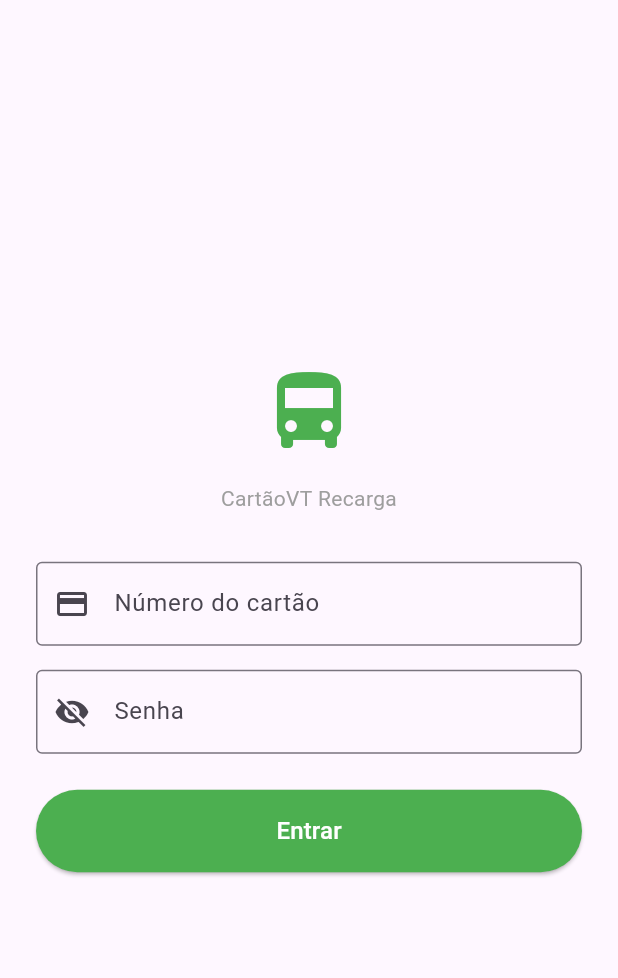
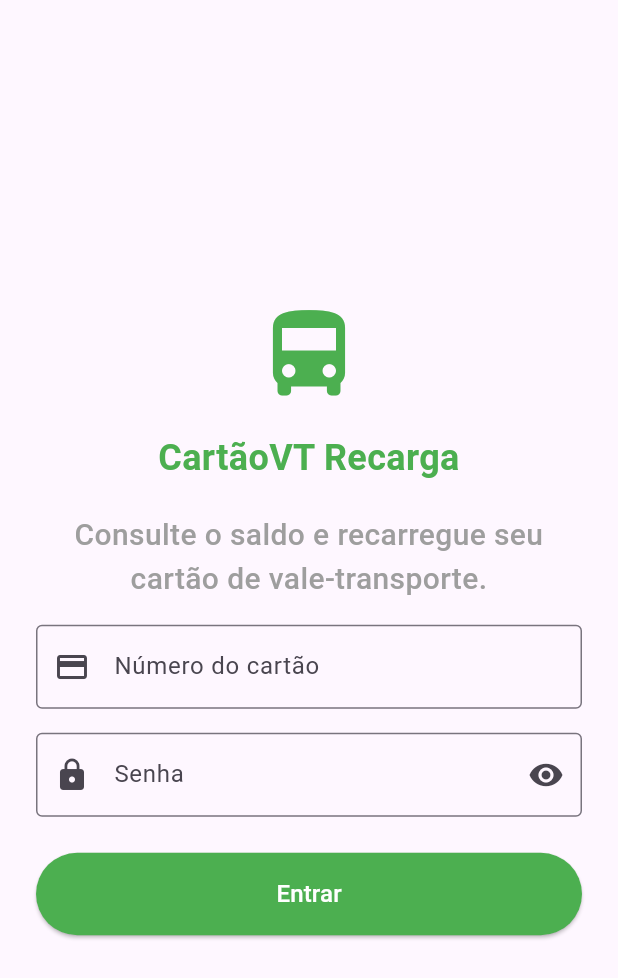
Before and after one commit to gventurinii/cartaoVT_recarga, a Flutter app: the screen it shows after launch, on a phone screen of 412 x 824 dp. Shown: the top 978 px of the screen. Run offline on Flutter 3.47's test engine with Material 3 defaults, Android fonts, the phone set to English and light mode, and no system bars.

Commit message:
style: mudanças envolvendo o estilo da tela #2

```diff
--- a/cartaovt_app/lib/views/login_screen.dart
+++ b/cartaovt_app/lib/views/login_screen.dart
@@ -12,6 +12,7 @@ class LoginScreen extends StatefulWidget {
 class _LoginScreenState extends State<LoginScreen> {
 
     final LoginController _controller = LoginController();
+  bool _senhaEscondida = true;
 
     final TextEditingController _cartaoController = TextEditingController();
     final TextEditingController _senhaController = TextEditingController();
@@ -36,14 +37,28 @@ class _LoginScreenState extends State<LoginScreen> {
               mainAxisAlignment: MainAxisAlignment.center,
               crossAxisAlignment: CrossAxisAlignment.stretch,
               children: [
-                Icon(Icons.directions_bus, size: 64, color: Colors.green),
+                Icon(Icons.directions_bus, size: 72, color: Colors.green),
                 SizedBox(height: 16),
                 Text(
                   'CartãoVT Recarga',
                   textAlign: TextAlign.center,
-                  style: TextStyle(color: Colors.grey),
+                  style: TextStyle(
+                    color: Colors.green,
+                    fontSize: 24,
+                    fontWeight: FontWeight.bold,
+                  ),
                 ),
-                SizedBox(height: 32),
+                SizedBox(height: 20),
+
+                Text(
+                  'Consulte o saldo e recarregue seu cartão de vale-transporte.',
+                  textAlign: TextAlign.center,
+                  style: TextStyle(color: Colors.grey,
+                    fontSize: 20,
+                    fontWeight: FontWeight.w500
+                  ),
+                ),
+                SizedBox(height: 16),
 
                 // Campo do cartão: aceita somente números (RN01)
                 TextField(
@@ -59,11 +74,22 @@ class _LoginScreenState extends State<LoginScreen> {
                 // Campo da senha: formato oculto obscureText: true (RN02)
                 TextField(
                   controller: _senhaController,
-                  obscureText: true,
+                  obscureText: _senhaEscondida,
                   decoration: InputDecoration(
                     labelText: 'Senha',
-                    prefixIcon: Icon(Icons.visibility_off),
+                    prefixIcon: Icon(Icons.lock),
                     border: OutlineInputBorder(),
+                    suffixIcon: IconButton(
+                      tooltip: _senhaEscondida ? 'Mostrar senha' : 'Ocultar senha',
+                      icon: Icon(
+                        _senhaEscondida ? Icons.visibility : Icons.visibility_off,
+                      ),
+                      onPressed: () {
+                        setState(() {
+                          _senhaEscondida = !_senhaEscondida;
+                        });
+                      },
+                    ),
                   ),
                 ),
 
```
Also changed, not shown: cartaovt_app/lib/views/inicio_screen.dart (+28 -11 lines).
